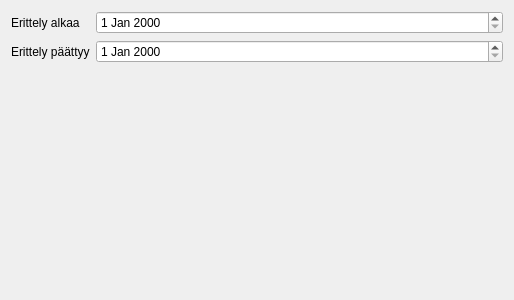
This is kitupiikki/raportti/taseerittely.ui in artoh/kitupiikki as Qt 5 draws it before an edit. The edited form follows.
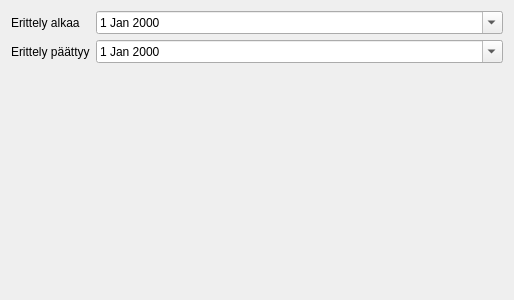
This is the edited form.

```diff
--- a/kitupiikki/raportti/taseerittely.ui
+++ b/kitupiikki/raportti/taseerittely.ui
@@ -27,7 +27,11 @@
       </widget>
      </item>
      <item row="0" column="1">
-      <widget class="QDateEdit" name="alkaa"/>
+      <widget class="QDateEdit" name="alkaa">
+       <property name="calendarPopup">
+        <bool>true</bool>
+       </property>
+      </widget>
      </item>
      <item row="1" column="0">
       <widget class="QLabel" name="label_2">
@@ -40,7 +44,11 @@
       </widget>
      </item>
      <item row="1" column="1">
-      <widget class="QDateEdit" name="paattyy"/>
+      <widget class="QDateEdit" name="paattyy">
+       <property name="calendarPopup">
+        <bool>true</bool>
+       </property>
+      </widget>
      </item>
     </layout>
    </item>
```
